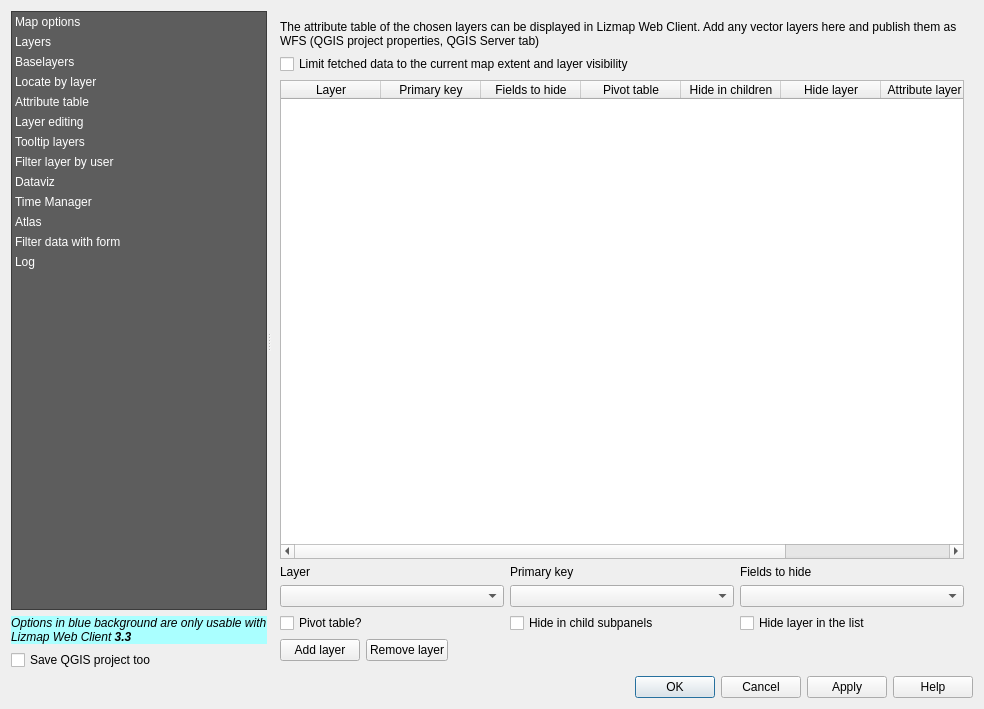
This is resources/ui/ui_lizmap.ui in 3liz/lizmap-plugin as Qt 5 draws it before an edit. The edited form follows.
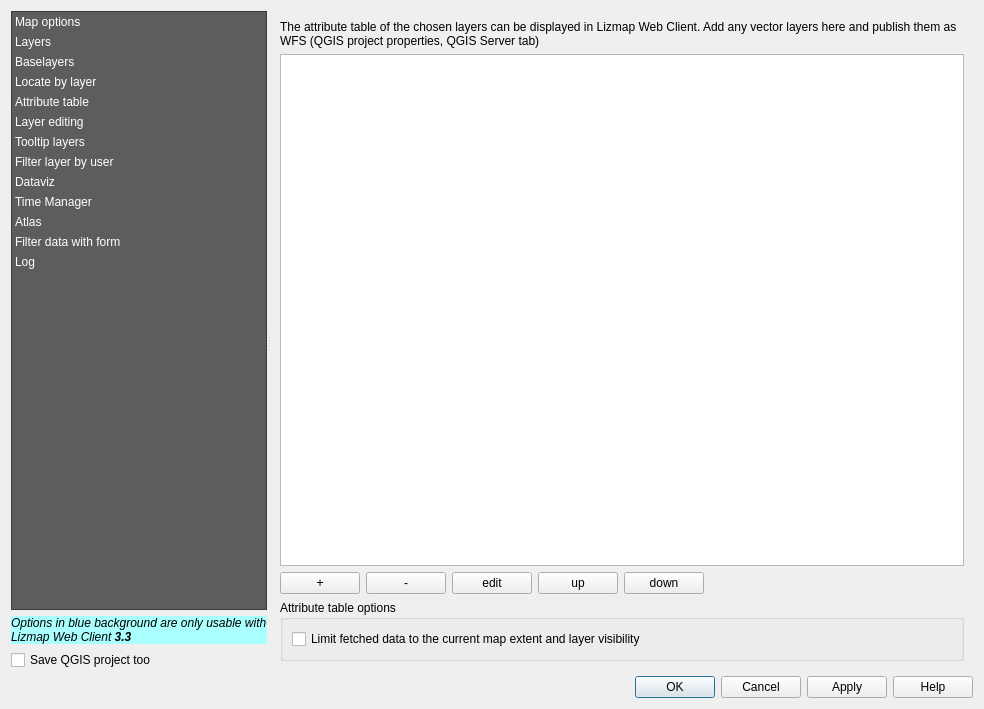
This is the edited form. The open tabs and pages were chosen to show the change. Custom widgets are drawn as their Qt base class.

Commit message: port attribute table panel to be editable

```diff
--- a/resources/ui/ui_lizmap.ui
+++ b/resources/ui/ui_lizmap.ui
@@ -2352,20 +2352,7 @@
                 </widget>
                </item>
                <item>
-                <widget class="QCheckBox" name="cbLimitDataToBbox">
-                 <property name="toolTip">
-                  <string>The attribute table will only show the data for the map extent, and only if the layer if visible at current map scale. Useful for big datasets.</string>
-                 </property>
-                 <property name="styleSheet">
-                  <string notr="true"/>
-                 </property>
-                 <property name="text">
-                  <string>Limit fetched data to the current map extent and layer visibility</string>
-                 </property>
-                </widget>
-               </item>
-               <item>
-                <widget class="QTableWidget" name="twAttributeLayerList">
+                <widget class="QTableWidget" name="table_attribute_table">
                  <property name="editTriggers">
                   <set>QAbstractItemView::NoEditTriggers</set>
                  </property>
@@ -2378,143 +2365,42 @@
                  <property name="selectionBehavior">
                   <enum>QAbstractItemView::SelectRows</enum>
                  </property>
-                 <column>
-                  <property name="text">
-                   <string>Layer</string>
-                  </property>
-                 </column>
-                 <column>
-                  <property name="text">
-                   <string>Primary key</string>
-                  </property>
-                 </column>
-                 <column>
-                  <property name="text">
-                   <string>Fields to hide</string>
-                  </property>
-                 </column>
-                 <column>
-                  <property name="text">
-                   <string>Pivot table</string>
-                  </property>
-                 </column>
-                 <column>
-                  <property name="text">
-                   <string>Hide in children</string>
-                  </property>
-                 </column>
-                 <column>
-                  <property name="text">
-                   <string>Hide layer</string>
-                  </property>
-                 </column>
-                 <column>
-                  <property name="text">
-                   <string>Attribute layer id</string>
-                  </property>
-                 </column>
-                 <column>
-                  <property name="text">
-                   <string>order</string>
-                  </property>
-                 </column>
                 </widget>
                </item>
-               <item>
-                <layout class="QHBoxLayout" name="horizontalLayout_27">
-                 <item>
-                  <layout class="QGridLayout" name="gridLayout_25">
-                   <item row="0" column="0">
-                    <widget class="QLabel" name="label_61">
-                     <property name="text">
-                      <string>Layer</string>
-                     </property>
-                    </widget>
-                   </item>
-                   <item row="1" column="1">
-                    <widget class="QgsFieldComboBox" name="liAttributeLayerFields">
-                     <property name="styleSheet">
-                      <string notr="true"/>
-                     </property>
-                    </widget>
-                   </item>
-                   <item row="0" column="1">
-                    <widget class="QLabel" name="label_62">
-                     <property name="text">
-                      <string>Primary key</string>
-                     </property>
-                    </widget>
-                   </item>
-                   <item row="0" column="2">
-                    <widget class="QLabel" name="label_64">
-                     <property name="text">
-                      <string>Fields to hide</string>
-                     </property>
-                    </widget>
-                   </item>
-                   <item row="6" column="0">
-                    <widget class="QCheckBox" name="cbAttributeLayerIsPivot">
-                     <property name="toolTip">
-                      <string>If the table is a pivot, used in a many-to-many relationship.</string>
-                     </property>
-                     <property name="styleSheet">
-                      <string notr="true"/>
-                     </property>
-                     <property name="text">
-                      <string>Pivot table?</string>
-                     </property>
-                    </widget>
-                   </item>
-                   <item row="6" column="1">
-                    <widget class="QCheckBox" name="cbAttributeLayerHideAsChild">
-                     <property name="toolTip">
-                      <string>Do not display the layer in a relation when the layer is a child.</string>
-                     </property>
-                     <property name="styleSheet">
-                      <string notr="true"/>
-                     </property>
-                     <property name="text">
-                      <string>Hide in child subpanels</string>
-                     </property>
-                    </widget>
-                   </item>
-                   <item row="1" column="0">
-                    <widget class="QgsMapLayerComboBox" name="liAttributeLayer"/>
-                   </item>
-                   <item row="6" column="2">
-                    <widget class="QCheckBox" name="cbAttributeLayerHideLayer">
-                     <property name="toolTip">
-                      <string>No button &quot;Detail&quot; will be shown in Lizmap to open the attribute table, but related features such as selection and filter will be available.</string>
-                     </property>
-                     <property name="text">
-                      <string>Hide layer in the list</string>
-                     </property>
-                    </widget>
-                   </item>
-                   <item row="1" column="2">
-                    <widget class="QComboBox" name="inAttributeLayerHiddenFields">
-                     <property name="toolTip">
-                      <string>List of fields to hide in the attribute table</string>
-                     </property>
-                    </widget>
-                   </item>
-                  </layout>
-                 </item>
-                </layout>
-               </item>
                <item>
                 <layout class="QHBoxLayout" name="horizontalLayout_26">
                  <item>
                   <widget class="QPushButton" name="btAttributeLayerAdd">
                    <property name="text">
-                    <string>Add layer</string>
+                    <string notr="true">+</string>
                    </property>
                   </widget>
                  </item>
                  <item>
                   <widget class="QPushButton" name="btAttributeLayerDel">
                    <property name="text">
-                    <string>Remove layer</string>
+                    <string notr="true">-</string>
+                   </property>
+                  </widget>
+                 </item>
+                 <item>
+                  <widget class="QPushButton" name="edit_attribute_table_button">
+                   <property name="text">
+                    <string notr="true">edit</string>
+                   </property>
+                  </widget>
+                 </item>
+                 <item>
+                  <widget class="QPushButton" name="up_attribute_table_button">
+                   <property name="text">
+                    <string notr="true">up</string>
+                   </property>
+                  </widget>
+                 </item>
+                 <item>
+                  <widget class="QPushButton" name="down_attribute_table_button">
+                   <property name="text">
+                    <string notr="true">down</string>
                    </property>
                   </widget>
                  </item>
@@ -2533,6 +2419,28 @@
                  </item>
                 </layout>
                </item>
+               <item>
+                <widget class="QGroupBox" name="groupBox">
+                 <property name="title">
+                  <string>Attribute table options</string>
+                 </property>
+                 <layout class="QVBoxLayout" name="verticalLayout_10">
+                  <item>
+                   <widget class="QCheckBox" name="cbLimitDataToBbox">
+                    <property name="toolTip">
+                     <string>The attribute table will only show the data for the map extent, and only if the layer if visible at current map scale. Useful for big datasets.</string>
+                    </property>
+                    <property name="styleSheet">
+                     <string notr="true"/>
+                    </property>
+                    <property name="text">
+                     <string>Limit fetched data to the current map extent and layer visibility</string>
+                    </property>
+                   </widget>
+                  </item>
+                 </layout>
+                </widget>
+               </item>
               </layout>
              </widget>
             </widget>
```
Left out of the diff: 17 changed lines with no effect on the pictures. The commit also changes 7 other files.
